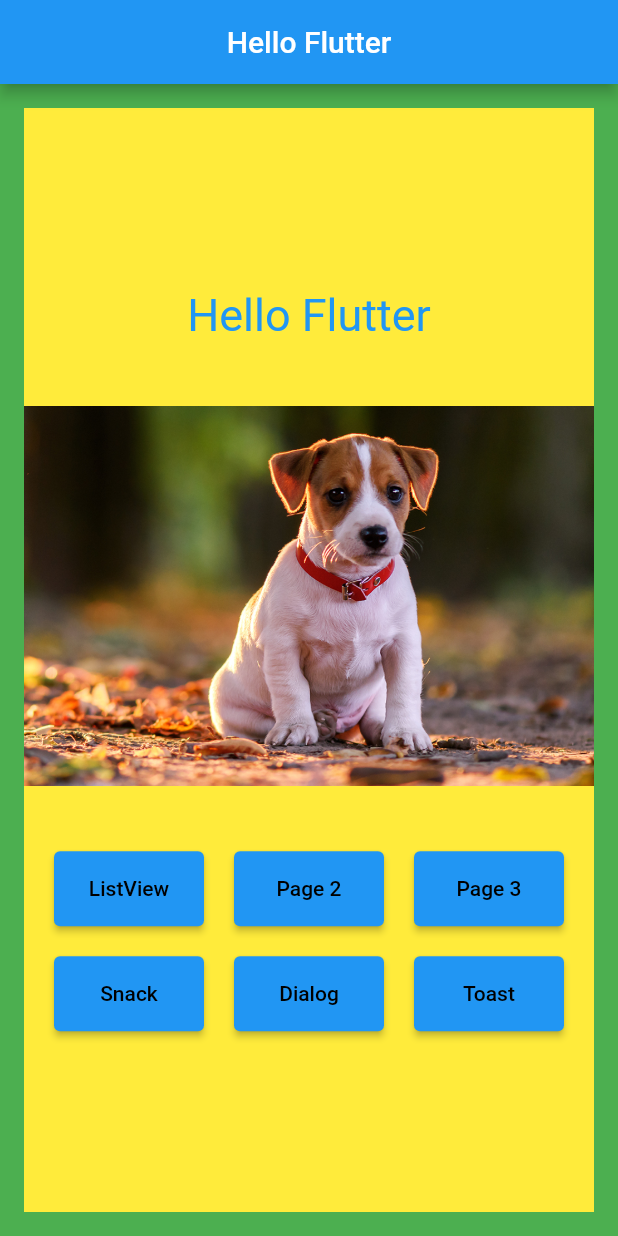
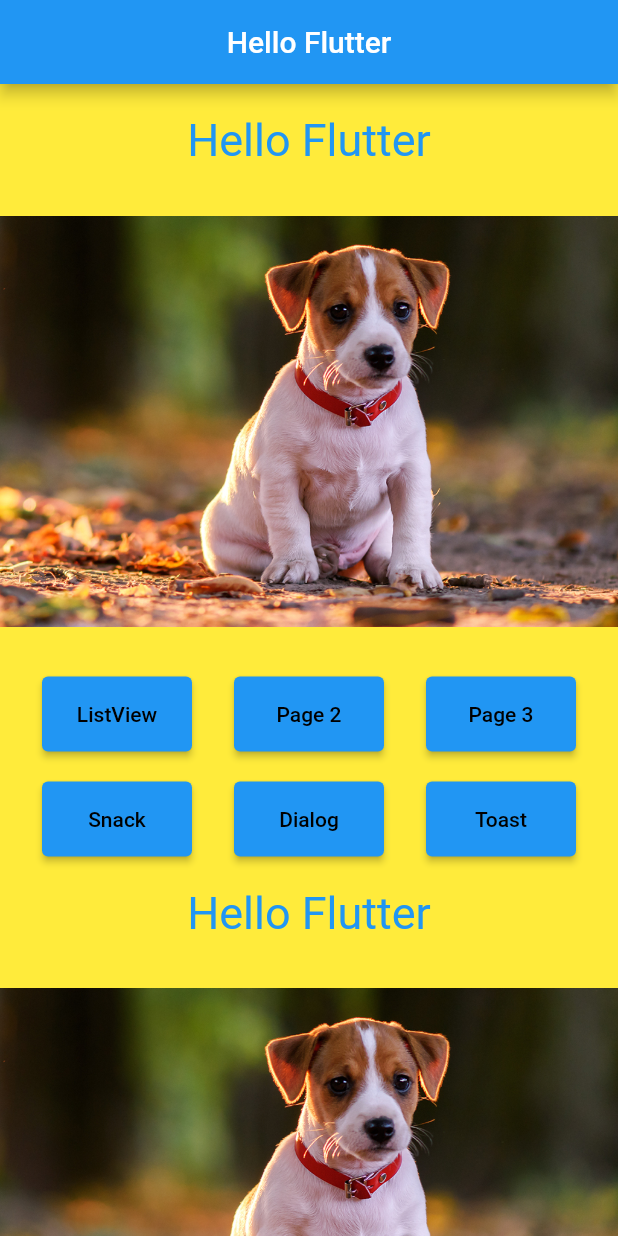
Before and after one commit to Maxel-Uds/Curso-Flutter-Essencial, a Flutter app: the screen it shows after launch, on a phone screen of 412 x 824 dp. Run offline on Flutter 3.47's test engine with Material 2 defaults, Android fonts, the phone set to English and light mode, and no system bars.

Commit message:
SingleChildScrollView

```diff
--- a/basic_flutter_and_widgets/lib/pages/home_page.dart
+++ b/basic_flutter_and_widgets/lib/pages/home_page.dart
@@ -15,15 +15,16 @@ class HomePage extends StatelessWidget {
   }
 
   _body() {
-    return Container(
-      color: Colors.green,
-      padding: const EdgeInsets.all(16),
+    return SingleChildScrollView(
       child: Container(
           width: double.infinity,
           color: Colors.yellow,
           child: Column(
             mainAxisAlignment: MainAxisAlignment.center,
             children: [
+              _text(),
+              _pageView(),
+              _buttons(),
               _text(),
               _pageView(),
               _buttons(),
@@ -92,11 +93,14 @@ class HomePage extends StatelessWidget {
   }
 
   _text() {
-    return const Text(
-      "Hello Flutter",
-      style: TextStyle(
-        fontSize: 30,
-        color: Colors.blue,
+    return Container(
+      margin: const EdgeInsets.only(top: 20),
+      child: const Text(
+        "Hello Flutter",
+        style: TextStyle(
+          fontSize: 30,
+          color: Colors.blue,
+        ),
       ),
     );
   }
```
